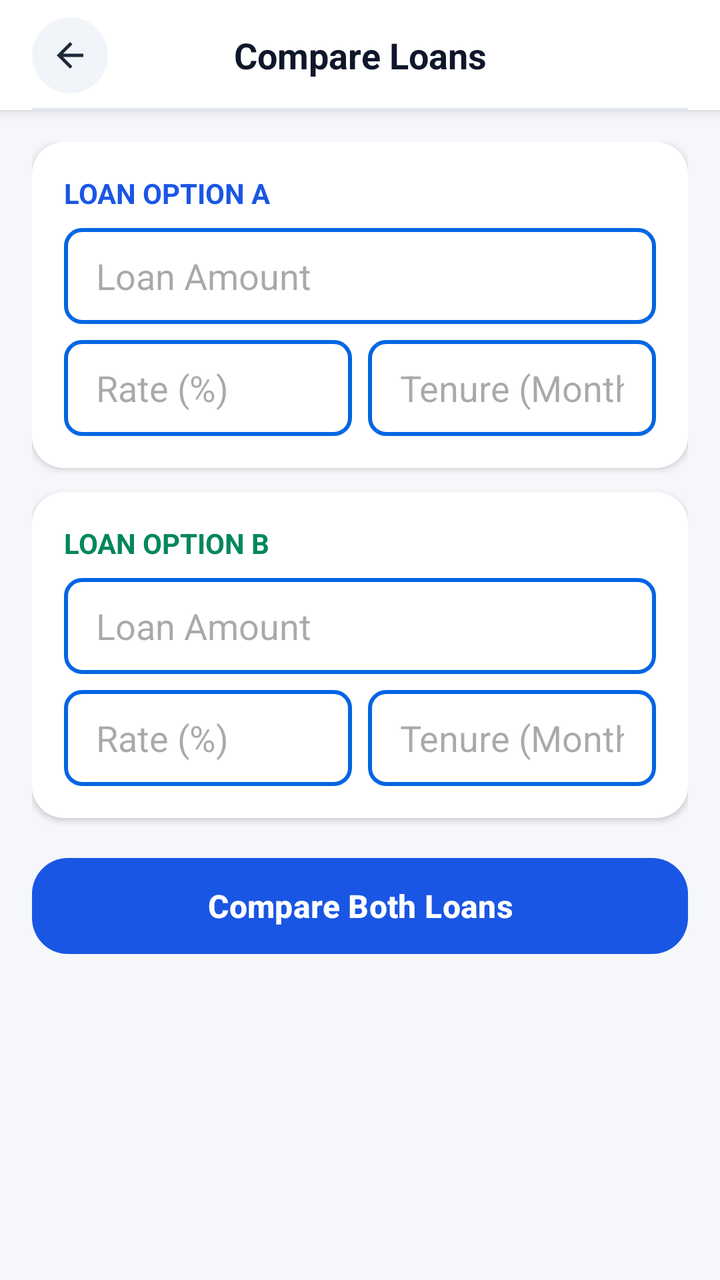
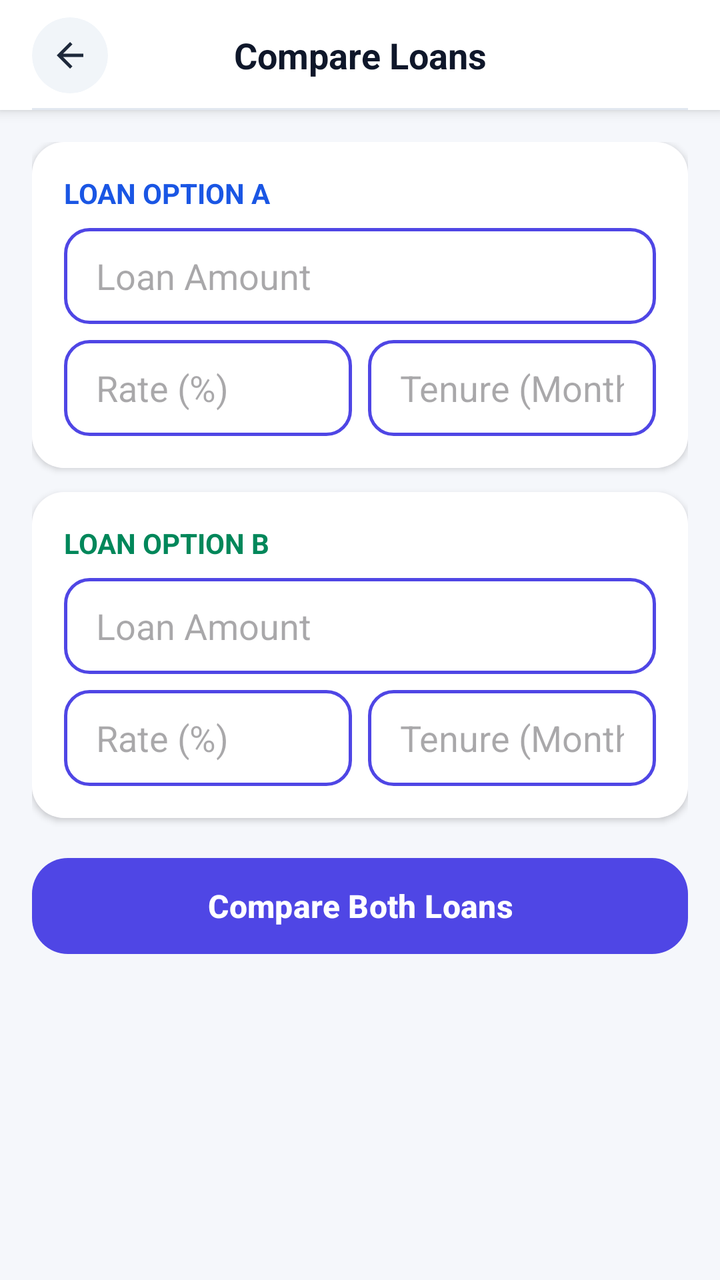

Two renders of the same Android screen: before a commit and after it. Below are the layout's source before the change and the commit's diff.
<!-- AndroidManifest.xml: application theme Theme.Calculatoremi -->
<!-- res/layout/activity_loan_comparison.xml -->
<?xml version="1.0" encoding="utf-8"?>
<LinearLayout xmlns:android="http://schemas.android.com/apk/res/android"
    xmlns:app="http://schemas.android.com/apk/res-auto"
    android:layout_width="match_parent"
    android:layout_height="match_parent"
    android:background="#F5F7FB"
    android:orientation="vertical">

    
    <androidx.constraintlayout.widget.ConstraintLayout
        android:id="@+id/calculatorHeader"
        android:layout_width="match_parent"
        android:layout_height="55dp"
        android:background="@android:color/white"
        android:elevation="4dp"
        android:paddingStart="16dp"
        android:paddingEnd="16dp">

        <com.google.android.material.card.MaterialCardView
            android:id="@+id/btnBackContainer"
            android:layout_width="38dp"
            android:layout_height="38dp"
            app:cardBackgroundColor="#F1F5F9"
            app:cardCornerRadius="19dp"
            app:cardElevation="0dp"
            app:strokeWidth="0dp"
            app:layout_constraintBottom_toBottomOf="parent"
            app:layout_constraintStart_toStartOf="parent"
            app:layout_constraintTop_toTopOf="parent">

            <ImageView
                android:id="@+id/btnBack"
                android:layout_width="20dp"
                android:layout_height="20dp"
                android:layout_gravity="center"
                android:src="@drawable/ic_arrow_back"
                app:tint="#1E293B" />
        </com.google.android.material.card.MaterialCardView>

        <TextView
            android:id="@+id/txtTitle"
            android:layout_width="wrap_content"
            android:layout_height="wrap_content"
            android:text="Compare Loans"
            android:textColor="#0F172A"
            android:textSize="18sp"
            android:textStyle="bold"
            app:layout_constraintBottom_toBottomOf="parent"
            app:layout_constraintEnd_toEndOf="parent"
            app:layout_constraintStart_toStartOf="parent"
            app:layout_constraintTop_toTopOf="parent" />

        <View
            android:layout_width="match_parent"
            android:layout_height="1dp"
            android:background="#E2E8F0"
            app:layout_constraintBottom_toBottomOf="parent" />

    </androidx.constraintlayout.widget.ConstraintLayout>

    <androidx.core.widget.NestedScrollView
        android:layout_width="match_parent"
        android:layout_height="match_parent"
        android:fillViewport="true">

        <LinearLayout
            android:layout_width="match_parent"
            android:layout_height="wrap_content"
            android:orientation="vertical"
            android:padding="16dp">

            
            <com.google.android.material.card.MaterialCardView
                android:layout_width="match_parent"
                android:layout_height="wrap_content"
                android:layout_marginBottom="12dp"
                app:cardCornerRadius="16dp"
                app:cardElevation="2dp"
                app:strokeWidth="0dp">

                <LinearLayout
                    android:layout_width="match_parent"
                    android:layout_height="wrap_content"
                    android:orientation="vertical"
                    android:padding="16dp"
                    android:background="@android:color/white">

                    <TextView
                        android:layout_width="wrap_content"
                        android:layout_height="wrap_content"
                        android:text="LOAN OPTION A"
                        android:textColor="#1A56E4"
                        android:textSize="14sp"
                        android:textStyle="bold"
                        android:layout_marginBottom="8dp" />

                    <EditText
                        android:id="@+id/etAmountA"
                        android:layout_width="match_parent"
                        android:layout_height="48dp"
                        android:background="@drawable/numeric_input_border"
                        android:hint="Loan Amount"
                        android:inputType="numberDecimal"
                        android:paddingHorizontal="16dp"
                        android:layout_marginBottom="8dp" />

                    <LinearLayout
                        android:layout_width="match_parent"
                        android:layout_height="wrap_content"
                        android:orientation="horizontal">

                        <EditText
                            android:id="@+id/etRateA"
                            android:layout_width="0dp"
                            android:layout_height="48dp"
                            android:layout_weight="1"
                            android:background="@drawable/numeric_input_border"
                            android:hint="Rate (%)"
                            android:inputType="numberDecimal"
                            android:paddingHorizontal="16dp"
                            android:layout_marginEnd="4dp" />

                        <EditText
                            android:id="@+id/etMonthsA"
                            android:layout_width="0dp"
                            android:layout_height="48dp"
                            android:layout_weight="1"
                            android:background="@drawable/numeric_input_border"
                            android:hint="Tenure (Months)"
                            android:inputType="number"
                            android:paddingHorizontal="16dp"
                            android:layout_marginStart="4dp" />
                    </LinearLayout>
                </LinearLayout>
            </com.google.android.material.card.MaterialCardView>

            
            <com.google.android.material.card.MaterialCardView
                android:layout_width="match_parent"
                android:layout_height="wrap_content"
                android:layout_marginBottom="16dp"
                app:cardCornerRadius="16dp"
                app:cardElevation="2dp"
                app:strokeWidth="0dp">

                <LinearLayout
                    android:layout_width="match_parent"
                    android:layout_height="wrap_content"
                    android:orientation="vertical"
                    android:padding="16dp"
                    android:background="@android:color/white">

                    <TextView
                        android:layout_width="wrap_content"
                        android:layout_height="wrap_content"
                        android:text="LOAN OPTION B"
                        android:textColor="#00875A"
                        android:textSize="14sp"
                        android:textStyle="bold"
                        android:layout_marginBottom="8dp" />

                    <EditText
                        android:id="@+id/etAmountB"
                        android:layout_width="match_parent"
                        android:layout_height="48dp"
                        android:background="@drawable/numeric_input_border"
                        android:hint="Loan Amount"
                        android:inputType="numberDecimal"
                        android:paddingHorizontal="16dp"
                        android:layout_marginBottom="8dp" />

                    <LinearLayout
                        android:layout_width="match_parent"
                        android:layout_height="wrap_content"
                        android:orientation="horizontal">

                        <EditText
                            android:id="@+id/etRateB"
                            android:layout_width="0dp"
                            android:layout_height="48dp"
                            android:layout_weight="1"
                            android:background="@drawable/numeric_input_border"
                            android:hint="Rate (%)"
                            android:inputType="numberDecimal"
                            android:paddingHorizontal="16dp"
                            android:layout_marginEnd="4dp" />

                        <EditText
                            android:id="@+id/etMonthsB"
                            android:layout_width="0dp"
                            android:layout_height="48dp"
                            android:layout_weight="1"
                            android:background="@drawable/numeric_input_border"
                            android:hint="Tenure (Months)"
                            android:inputType="number"
                            android:paddingHorizontal="16dp"
                            android:layout_marginStart="4dp" />
                    </LinearLayout>
                </LinearLayout>
            </com.google.android.material.card.MaterialCardView>

            <com.google.android.material.button.MaterialButton
                android:id="@+id/btnCompare"
                android:layout_width="match_parent"
                android:layout_height="56dp"
                android:text="Compare Both Loans"
                android:textAllCaps="false"
                android:textSize="16sp"
                android:textStyle="bold"
                app:backgroundTint="#1A56E4"
                app:cornerRadius="18dp"
                android:layout_marginBottom="16dp" />

            
            <com.google.android.material.card.MaterialCardView
                android:id="@+id/cardComparisonResult"
                android:layout_width="match_parent"
                android:layout_height="wrap_content"
                android:visibility="gone"
                app:cardCornerRadius="16dp"
                app:cardElevation="3dp"
                app:strokeWidth="0dp">

                <LinearLayout
                    android:layout_width="match_parent"
                    android:layout_height="wrap_content"
                    android:orientation="vertical"
                    android:padding="16dp"
                    android:background="@android:color/white">

                    <TextView
                        android:id="@+id/txtWinnerText"
                        android:layout_width="match_parent"
                        android:layout_height="wrap_content"
                        android:background="#E8F5E9"
                        android:padding="12dp"
                        android:text="Option A is better!"
                        android:textColor="#2E7D32"
                        android:textSize="15sp"
                        android:textStyle="bold"
                        android:gravity="center"
                        android:layout_marginBottom="16dp" />

                    
                    <GridLayout
                        android:layout_width="match_parent"
                        android:layout_height="wrap_content"
                        android:columnCount="3">

                        <TextView android:text="Metric" android:textColor="#757575" android:textStyle="bold" android:textSize="13sp"/>
                        <TextView android:text="Option A" android:textColor="#1A56E4" android:textStyle="bold" android:textSize="13sp" android:layout_gravity="end"/>
                        <TextView android:text="Option B" android:textColor="#00875A" android:textStyle="bold" android:textSize="13sp" android:layout_gravity="end"/>

                        <TextView android:text="Monthly EMI" android:textColor="#191C21" android:layout_marginTop="8dp"/>
                        <TextView android:id="@+id/txtEmiA" android:text="$0.00" android:textColor="#191C21" android:textStyle="bold" android:layout_gravity="end" android:layout_marginTop="8dp"/>
                        <TextView android:id="@+id/txtEmiB" android:text="$0.00" android:textColor="#191C21" android:textStyle="bold" android:layout_gravity="end" android:layout_marginTop="8dp"/>

                        <TextView android:text="Total Interest" android:textColor="#191C21" android:layout_marginTop="8dp"/>
                        <TextView android:id="@+id/txtInterestA" android:text="$0.00" android:textColor="#DE350B" android:textStyle="bold" android:layout_gravity="end" android:layout_marginTop="8dp"/>
                        <TextView android:id="@+id/txtInterestB" android:text="$0.00" android:textColor="#DE350B" android:textStyle="bold" android:layout_gravity="end" android:layout_marginTop="8dp"/>

                        <TextView android:text="Total Cost" android:textColor="#191C21" android:layout_marginTop="8dp"/>
                        <TextView android:id="@+id/txtCostA" android:text="$0.00" android:textColor="#191C21" android:textStyle="bold" android:layout_gravity="end" android:layout_marginTop="8dp"/>
                        <TextView android:id="@+id/txtCostB" android:text="$0.00" android:textColor="#191C21" android:textStyle="bold" android:layout_gravity="end" android:layout_marginTop="8dp"/>

                    </GridLayout>

                </LinearLayout>
            </com.google.android.material.card.MaterialCardView>

        </LinearLayout>
    </androidx.core.widget.NestedScrollView>

</LinearLayout>
<!-- resources referenced by this layout -->
<resources>
  <!-- drawable ic_arrow_back (drawable) -->
  <vector xmlns:android="http://schemas.android.com/apk/res/android"
      android:width="24dp"
      android:height="24dp"
      android:viewportWidth="960"
      android:viewportHeight="960">
    <path
        android:pathData="m313,520 l224,224 -57,56 -320,-320 320,-320 57,56 -224,224h487v80L313,520Z"
        android:fillColor="#e3e3e3"/>
  </vector>
  <!-- drawable numeric_input_border (drawable) -->
  <?xml version="1.0" encoding="utf-8"?>
  <shape xmlns:android="http://schemas.android.com/apk/res/android"
      android:shape="rectangle">
  
      
      <solid android:color="@android:color/transparent"/>
  
      <solid android:color="@color/white"/>
      
      <stroke
          android:width="2dp"
          android:color="#0066E2"/>
  
      
      <corners android:radius="8dp"/>
  </shape>
  <style name="Theme.Calculatoremi" parent="Base.Theme.Calculatoremi" />
  <color name="white">#FFFFFFFF</color>
  <style name="Base.Theme.Calculatoremi" parent="Theme.Material3.DayNight.NoActionBar">
          <item name="android:statusBarColor">@android:color/transparent</item>
          <item name="android:navigationBarColor">@android:color/transparent</item>
          <item name="android:windowLightStatusBar">false</item>
          <item name="android:windowLightNavigationBar">true</item>
      </style>
</resources>

<!-- the commit's change to res/layout/activity_loan_comparison.xml (unified diff, before → after) -->
@@ -205,9 +205,10 @@
                 android:layout_height="56dp"
                 android:text="Compare Both Loans"
                 android:textAllCaps="false"
+                android:textColor="@android:color/white"
                 android:textSize="16sp"
                 android:textStyle="bold"
-                app:backgroundTint="#1A56E4"
+                app:backgroundTint="@color/primary"
                 app:cornerRadius="18dp"
                 android:layout_marginBottom="16dp" />
 
<!-- resource entries referenced after the edit -->
@@ -1,5 +1,6 @@
 <!-- resources referenced by this layout -->
 <resources>
+  <color name="primary">#4F46E5</color>
   <!-- drawable ic_arrow_back (drawable) -->
   <vector xmlns:android="http://schemas.android.com/apk/res/android"
       android:width="24dp"
@@ -15,17 +16,13 @@
   <shape xmlns:android="http://schemas.android.com/apk/res/android"
       android:shape="rectangle">
   
-      
-      <solid android:color="@android:color/transparent"/>
+      <solid android:color="@color/white"/>
   
-      <solid android:color="@color/white"/>
-      
       <stroke
-          android:width="2dp"
-          android:color="#0066E2"/>
+          android:width="1.5dp"
+          android:color="#4F46E5"/>
   
-      
-      <corners android:radius="8dp"/>
+      <corners android:radius="12dp"/>
   </shape>
   <style name="Theme.Calculatoremi" parent="Base.Theme.Calculatoremi" />
   <color name="white">#FFFFFFFF</color>
@@ -34,6 +31,11 @@
           <item name="android:navigationBarColor">@android:color/transparent</item>
           <item name="android:windowLightStatusBar">false</item>
           <item name="android:windowLightNavigationBar">true</item>
+          <item name="colorPrimary">@color/primary</item>
+          <item name="colorOnPrimary">#FFFFFF</item>
+          <item name="colorSecondary">@color/gradient_accent</item>
+          <item name="colorOnSecondary">#FFFFFF</item>
       </style>
+  <color name="gradient_accent">#818CF8</color>
 </resources>
 
